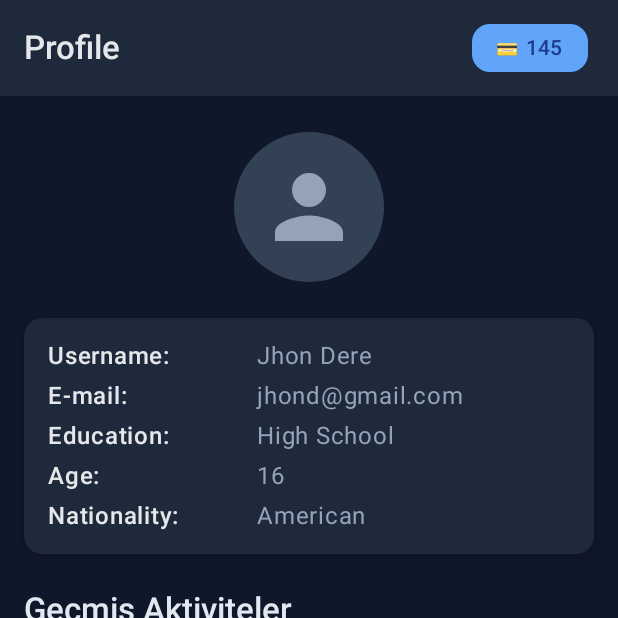
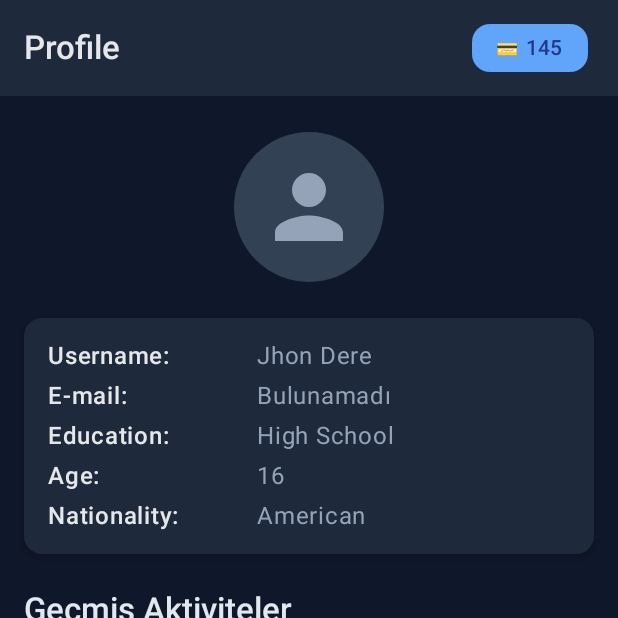
Before and after one commit to yusufyilmaz00/META-YTU-StartupHouse-Llama-Hackathon, an Android app built with Jetpack Compose: the InterestSelectionScreen screen opened through its navigation route, item 3 of the bottom bar chosen, on a phone screen of 412 x 824 dp, the top half of it. Run offline under Robolectric (Android 15) with nearby library versions, the phone set to English and light mode, and no system bars; our stand-ins replace Dagger/Hilt's generated code, window size class.

Commit message:
login ve profil güncellenmesi yapılıyor, selection interest doğru çalışıyor

```diff
--- a/mobile/app/src/main/java/com/balikllama/xpguiderdemo/repository/UserPreferencesRepository.kt
+++ b/mobile/app/src/main/java/com/balikllama/xpguiderdemo/repository/UserPreferencesRepository.kt
@@ -60,6 +60,9 @@ class UserPreferencesRepository @Inject constructor(
             .apply()
     }
 
+    fun getUserEmail(): String? {
+        return prefs.getString(KEY_EMAIL, null)
+    }
     // --- İLK KURULUM YÖNETİMİ ---
 
     fun isInterestSelectionCompleted(): Boolean {
--- a/mobile/app/src/main/java/com/balikllama/xpguiderdemo/ui/screen/interestselection/InterestSelectionScreen.kt
+++ b/mobile/app/src/main/java/com/balikllama/xpguiderdemo/ui/screen/interestselection/InterestSelectionScreen.kt
@@ -17,25 +17,23 @@ fun InterestSelectionScreen(
 ) {
     val uiState by viewModel.uiState.collectAsState()
 
-    // TODO: "Devam Et" butonuna basıldığında ve ViewModel'deki kaydetme işlemi
-    // tamamlandığında Home'a yönlendirecek bir LaunchedEffect eklenecek.
-    // Örnek:
-     //LaunchedEffect(uiState.isSelectionSaved) {
-     //    if (uiState.isSelectionSaved) {
-      //       navController.navigate(Routes.HOME) { popUpTo(Routes.INTEREST_SELECTION) { inclusive = true } }
-      //   }
-    // }
+    // --- 1. YENİ BÖLÜM: YÖNLENDİRME MANTIĞI ---
+    LaunchedEffect(uiState.isSelectionSaved) {
+        // isSelectionSaved durumu 'true' olduğunda bu blok çalışır.
+        if (uiState.isSelectionSaved) {
+            // Home ekranına git ve bu ekranı geri yığınından (backstack) kaldır.
+            navController.navigate(Routes.HOME) {
+                popUpTo(Routes.INTEREST_SELECTION) { inclusive = true }
+            }
+        }
+    }
+    // --- YENİ BÖLÜM SONU ---
 
     InterestSelectionView(
         modifier = modifier,
         uiState = uiState,
         onInterestClicked = viewModel::onInterestClicked,
-        onContinueClicked = {
-            viewModel.onContinueClicked()
-            // Geçici olarak direkt yönlendirme yapalım
-            navController.navigate(Routes.HOME) {
-                popUpTo(navController.graph.startDestinationId) { inclusive = true }
-            }
-        }
+        // Butona tıklandığında ViewModel'deki yeni fonksiyonu çağır.
+        onContinueClicked = viewModel::onContinueClicked
     )
 }
--- a/mobile/app/src/main/java/com/balikllama/xpguiderdemo/ui/screen/interestselection/InterestSelectionUIState.kt
+++ b/mobile/app/src/main/java/com/balikllama/xpguiderdemo/ui/screen/interestselection/InterestSelectionUIState.kt
@@ -10,7 +10,8 @@ data class InterestSelectionUIState(
     val selectedInterestIds: Set<String> = emptySet(),
 
     // Veri yüklenirken gösterilecek olan
-    val isLoading: Boolean = true
+    val isLoading: Boolean = true,
+    val isSelectionSaved: Boolean = false
 ) {
     // Seçilen ilgi alanı sayısı
     val selectionCount: Int get() = selectedInterestIds.size
--- a/mobile/app/src/main/java/com/balikllama/xpguiderdemo/ui/screen/interestselection/InterestSelectionView.kt
+++ b/mobile/app/src/main/java/com/balikllama/xpguiderdemo/ui/screen/interestselection/InterestSelectionView.kt
@@ -66,7 +66,7 @@ fun InterestSelectionView(
             onContinueClicked = onContinueClicked
         )
 
-        Spacer(modifier = Modifier.height(80.dp))
+        Spacer(modifier = Modifier.height(160.dp))
     }
 }
 
--- a/mobile/app/src/main/java/com/balikllama/xpguiderdemo/ui/screen/profile/ProfileUIState.kt
+++ b/mobile/app/src/main/java/com/balikllama/xpguiderdemo/ui/screen/profile/ProfileUIState.kt
@@ -8,5 +8,6 @@ data class ProfileUIState(
     val credit: Int = 0,
     val isLoading: Boolean = true,
     val userDetails: List<UserInfo> = emptyList(),
-    val pastActivities: List<ActivityItem> = emptyList()
+    val pastActivities: List<ActivityItem> = emptyList(),
+    val userEmail: String = "Yükleniyor..."
 )
--- a/mobile/app/src/main/java/com/balikllama/xpguiderdemo/ui/screen/profile/ProfileViewModel.kt
+++ b/mobile/app/src/main/java/com/balikllama/xpguiderdemo/ui/screen/profile/ProfileViewModel.kt
@@ -3,6 +3,7 @@ package com.balikllama.xpguiderdemo.ui.screen.profile
 import androidx.lifecycle.ViewModel
 import androidx.lifecycle.viewModelScope
 import com.balikllama.xpguiderdemo.repository.CreditRepository
+import com.balikllama.xpguiderdemo.repository.UserPreferencesRepository
 import dagger.hilt.android.lifecycle.HiltViewModel
 import kotlinx.coroutines.delay
 import kotlinx.coroutines.flow.MutableStateFlow
@@ -16,11 +17,13 @@ import javax.inject.Inject
 
 @HiltViewModel
 class ProfileViewModel @Inject constructor(
-    private val creditRepository: CreditRepository
+    private val creditRepository: CreditRepository,
+    // --- 2. YENİ REPOSITORY'Yİ ENJEKTE ET ---
+    private val userPreferencesRepository: UserPreferencesRepository
 ) : ViewModel() {
     private val _uiState = MutableStateFlow(ProfileUIState())
 
-    // Kredi ve profil durumunu birleştirerek tek bir UIState oluştur
+    // Bu kısım (kredi birleştirme) doğru ve aynı kalabilir.
     val uiState: StateFlow<ProfileUIState> = combine(
         _uiState,
         creditRepository.userCredits
@@ -31,6 +34,7 @@ class ProfileViewModel @Inject constructor(
         started = SharingStarted.WhileSubscribed(5_000),
         initialValue = ProfileUIState()
     )
+
     init {
         loadProfileData()
     }
@@ -38,16 +42,21 @@ class ProfileViewModel @Inject constructor(
     private fun loadProfileData() {
         viewModelScope.launch {
             _uiState.update { it.copy(isLoading = true) }
-            // Sahte bir ağ gecikmesini simüle et
-            delay(1000)
-            // Sahte verileri oluştur
+            delay(1000) // Sahte gecikme kalabilir.
+
+            // --- 3. GERÇEK KULLANICI E-POSTASINI AL ---
+            val userEmail = userPreferencesRepository.getUserEmail() ?: "Bulunamadı"
+
+            // Sahte verileri oluştururken gerçek e-postayı kullan
             val userDetails = listOf(
-                UserInfo("Username", "Jhon Dere"),
-                UserInfo("E-mail", "jhond@gmail.com"),
+                UserInfo("Username", "Jhon Dere"), // Bu bilgi de ileride API'den gelebilir
+                // "jhond@gmail.com" yerine SharedPreferences'ten gelen 'userEmail' değişkenini kullan.
+                UserInfo("E-mail", userEmail),
                 UserInfo("Education", "High School"),
                 UserInfo("Age", "16"),
                 UserInfo("Nationality", "American")
             )
+            // Geçmiş aktiviteler sahte olarak kalabilir.
             val pastActivities = listOf(
                 ActivityItem("1", "You completed the Personality Test"),
                 ActivityItem("2", "You talked with the AI about 'Software Engineering'"),
@@ -60,7 +69,10 @@ class ProfileViewModel @Inject constructor(
                 it.copy(
                     isLoading = false,
                     userDetails = userDetails,
-                    pastActivities = pastActivities
+                    pastActivities = pastActivities,
+                    // Bu satır artık doğrudan kullanılmıyor ama state'de kalmasında sakınca yok.
+                    // E-posta `userDetails` listesi içinde yönetiliyor.
+                    userEmail = userEmail
                 )
             }
         }
--- a/mobile/app/src/main/java/com/balikllama/xpguiderdemo/ui/screen/splash/SplashViewModel.kt
+++ b/mobile/app/src/main/java/com/balikllama/xpguiderdemo/ui/screen/splash/SplashViewModel.kt
@@ -23,6 +23,7 @@ class SplashViewModel @Inject constructor(
      * İlk kurulumu (ilgi alanı seçimi) tamamlayıp tamamlamadığını kontrol eder.
      */
     fun isSetupComplete(): Boolean {
+        // SharedPreferences'ten kurulumun tamamlanıp tamamlanmadığını okur.
         return userPreferencesRepository.isInterestSelectionCompleted()
     }
 }
```
Also changed, not shown: mobile/app/src/main/java/com/balikllama/xpguiderdemo/ui/screen/interestselection/InterestSelectionViewModel.kt (+20 -10 lines).
